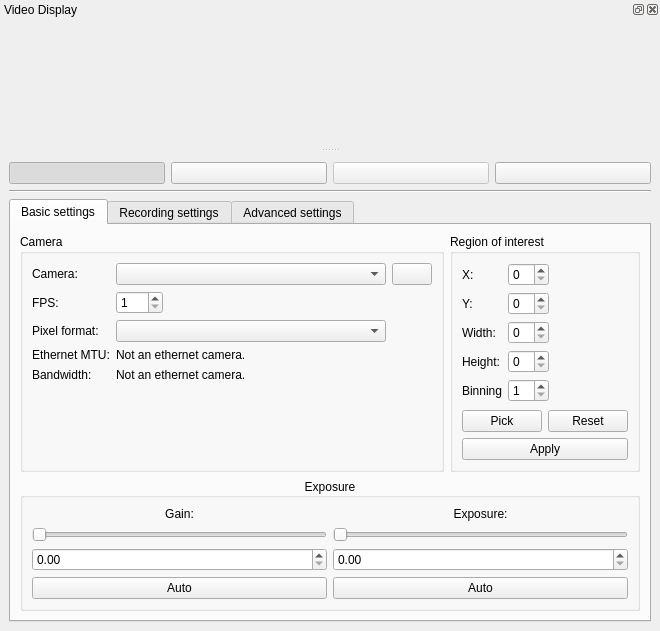
AD-Vega/qarv, file mainwindow.ui: the form before one commit.
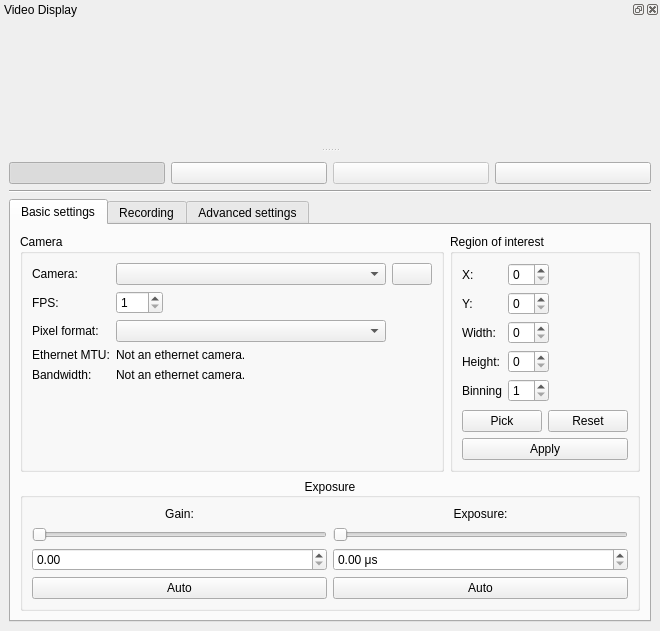
The form after the commit. Icons and pictures are not drawn. Custom widgets are drawn as their Qt base class.

Diff of the .ui file:
```diff
--- a/mainwindow.ui
+++ b/mainwindow.ui
@@ -386,7 +386,11 @@
               </widget>
              </item>
              <item>
-              <widget class="QDoubleSpinBox" name="exposureSpinbox"/>
+              <widget class="QDoubleSpinBox" name="exposureSpinbox">
+               <property name="suffix">
+                <string> μs</string>
+               </property>
+              </widget>
              </item>
              <item>
               <widget class="QPushButton" name="exposureAutoButton">
@@ -407,7 +411,7 @@
       </widget>
       <widget class="QWidget" name="recordingTab">
        <attribute name="title">
-        <string>Recording settings</string>
+        <string>Recording</string>
        </attribute>
        <layout class="QFormLayout" name="formLayout_4">
         <item row="0" column="0">
```
